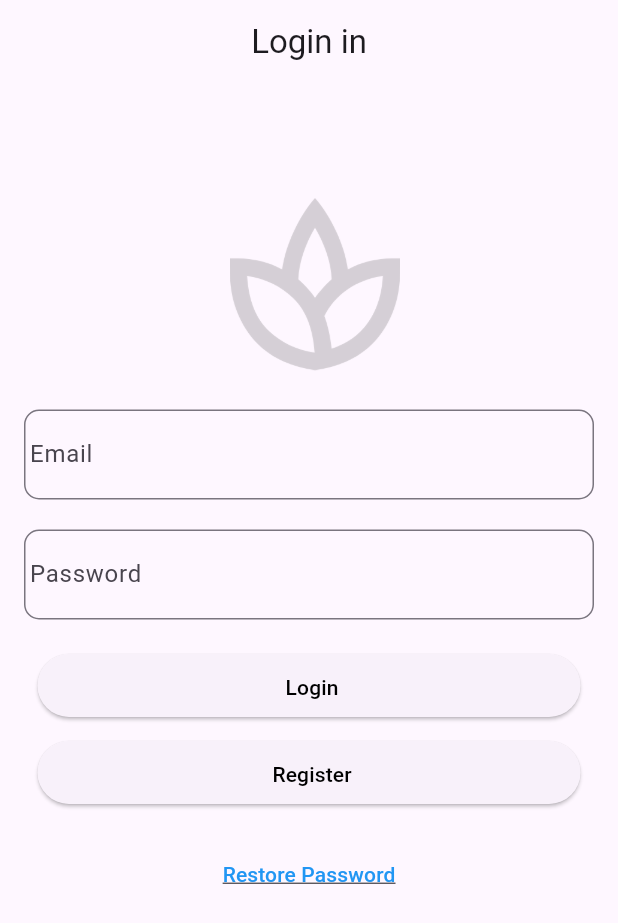
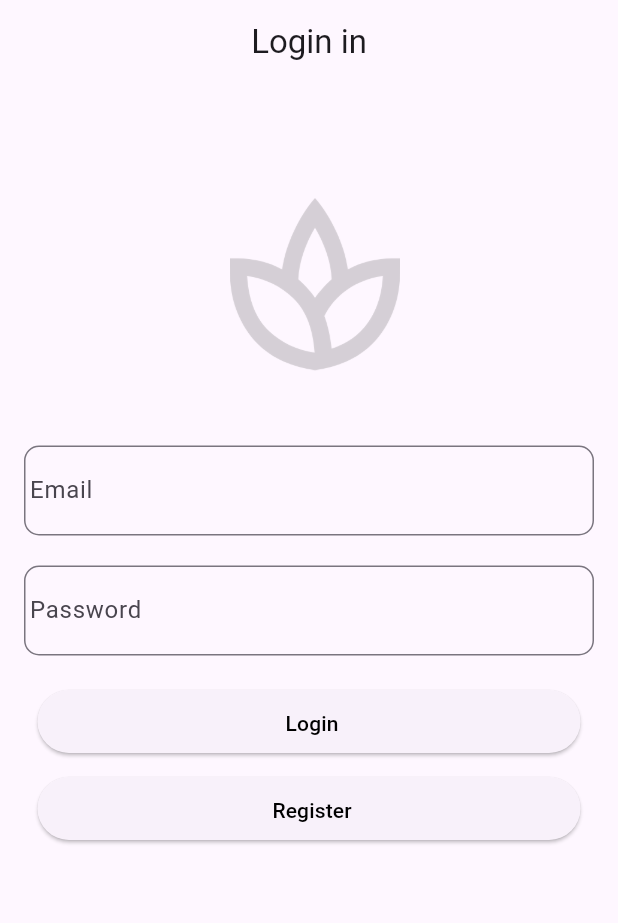
Before and after one commit to 211099/redsocial-flutter, a Flutter app: the screen it shows after launch, on a phone screen of 412 x 824 dp. Shown: the top 923 px of the screen. Run offline on Flutter 3.47's test engine with Material 2 defaults, Android fonts, the light colour scheme and no system bars; our stand-ins replace bloc, flutter_bloc, flutter_secure_storage, google_fonts, shared_preferences.

```diff
--- a/lib/feature/user/presentation/pages/login.dart
+++ b/lib/feature/user/presentation/pages/login.dart
@@ -120,21 +120,7 @@ class Login extends StatelessWidget {
                     SizedBox(height: 10),
                     registerButton,
                     SizedBox(height: 20),
-                    TextButton(
-                      onPressed: () {
-                        Navigator.push(
-                          context,
-                          MaterialPageRoute(builder: (context) => RestorePassword()),
-                        );
-                      },
-                      child: Text(
-                        'Restore Password',
-                        style: TextStyle(
-                          color: Colors.blue,
-                          decoration: TextDecoration.underline,
-                        ),
-                      ),
-                    ),
+
                   ],
                 ),
               ],
```
